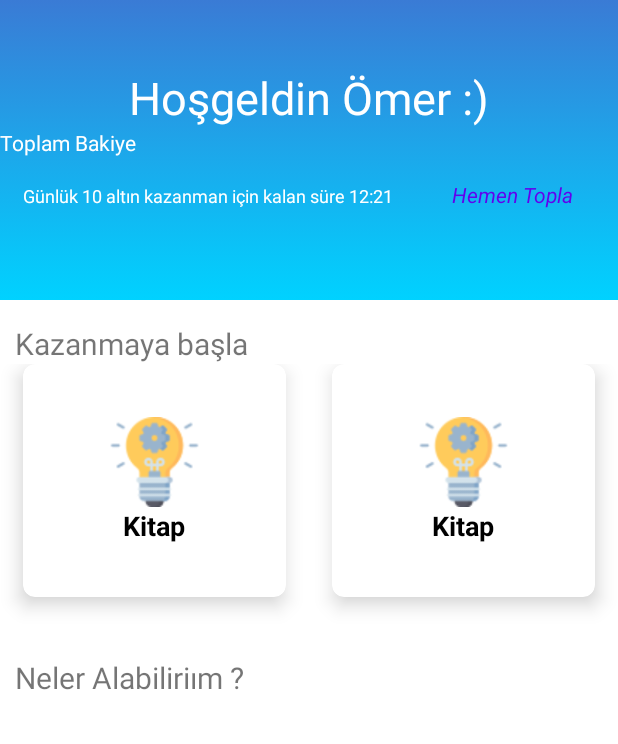
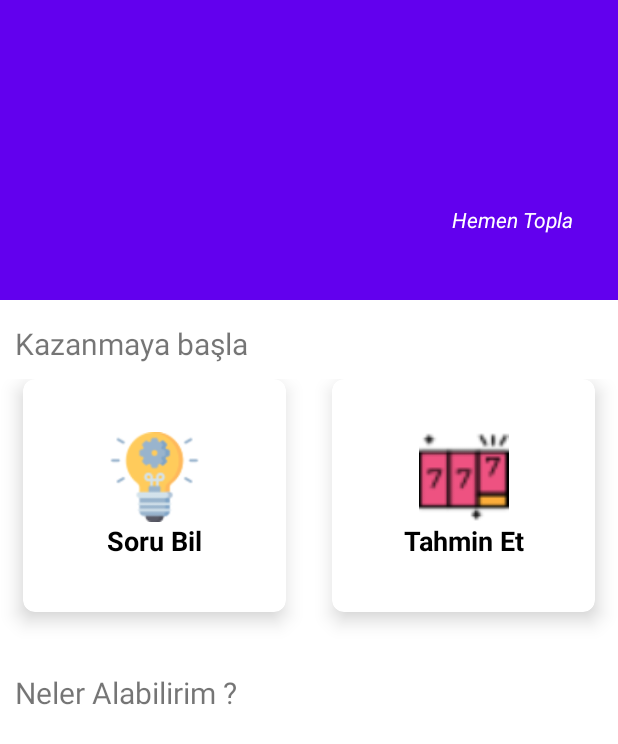
Before and after one commit to omerates760/appcentMyChallange, an Android app: the layout fragment_home.xml on its own in the app's theme, with its tools: preview values and no code run, on a phone screen of 412 x 824 dp. Shown: the top 744 px of the screen. Run offline under Robolectric (Android 15) with nearby library versions, the light colour scheme and no system bars.

Commit message:
quiz limit added.Code Refactoring.

```diff
--- /dev/null
+++ b/app/src/main/res/drawable/ic_baseline_arrow_forward_ios_24.xml
@@ -0,0 +1,5 @@
+<vector android:alpha="0.83" android:height="24dp"
+    android:tint="#FFFFFF" android:viewportHeight="24"
+    android:viewportWidth="24" android:width="24dp" xmlns:android="http://schemas.android.com/apk/res/android">
+    <path android:fillColor="@android:color/white" android:pathData="M5.88,4.12L13.76,12l-7.88,7.88L8,22l10,-10L8,2z"/>
+</vector>
--- a/app/src/main/res/layout/earn_item_row.xml
+++ b/app/src/main/res/layout/earn_item_row.xml
@@ -1,7 +1,7 @@
 <?xml version="1.0" encoding="utf-8"?>
 <androidx.cardview.widget.CardView xmlns:android="http://schemas.android.com/apk/res/android"
     xmlns:app="http://schemas.android.com/apk/res-auto"
-    android:id="@+id/category_border"
+    android:id="@+id/categoryInfo"
     android:layout_width="wrap_content"
     android:layout_height="wrap_content"
     app:cardCornerRadius="8dp"
@@ -28,7 +28,7 @@
             android:id="@+id/category_title"
             android:layout_width="match_parent"
             android:layout_height="0dp"
-            android:text="Kitap"
+            android:text="Soru Bil"
             android:layout_weight="9"
             android:gravity="center"
             android:textColor="@android:color/black"
--- a/app/src/main/res/layout/fragment_home.xml
+++ b/app/src/main/res/layout/fragment_home.xml
@@ -10,28 +10,29 @@
         android:layout_width="match_parent"
         android:layout_height="200dp"
         android:layout_gravity="center_horizontal"
-        android:background="@drawable/bg_gradient"
+        android:background="@color/colorPrimary"
         android:gravity="center"
         android:orientation="vertical">
 
         <TextView
+            android:id="@+id/txt_name"
             android:layout_width="wrap_content"
             android:layout_height="wrap_content"
-            android:text="Hoşgeldin Ömer :)"
             android:textColor="#fff"
             android:textSize="30sp" />
 
         <LinearLayout
             android:layout_width="match_parent"
             android:layout_height="wrap_content"
+            android:padding="15dp"
             android:orientation="horizontal">
 
             <TextView
+                android:id="@+id/txtTotal"
                 android:layout_width="0dp"
                 android:layout_height="wrap_content"
                 android:layout_weight="1"
-                android:text="Toplam Bakiye"
-
+                android:textSize="15sp"
                 android:textColor="#fff" />
         </LinearLayout>
 
@@ -43,19 +44,20 @@
             android:weightSum="4">
 
             <TextView
+                android:id="@+id/txtDiary"
                 android:layout_width="0dp"
                 android:layout_height="wrap_content"
                 android:layout_weight="3"
-                android:text="Günlük 10 altın kazanman için kalan süre 12:21"
                 android:textColor="#fff"
-                android:textSize="12sp" />
+                android:textSize="15sp" />
 
             <TextView
+                android:id="@+id/txtBuyNow"
                 android:layout_width="0dp"
                 android:layout_height="wrap_content"
                 android:layout_weight="1"
                 android:text="Hemen Topla"
-                android:textColor="@color/colorPrimary"
+                android:textColor="@color/colorWhite"
                 android:textSize="14sp"
                 android:textStyle="italic" />
         </LinearLayout>
@@ -67,6 +69,7 @@
         android:layout_height="wrap_content"
         android:paddingStart="10dp"
         android:paddingTop="15dp"
+        android:paddingBottom="10dp"
         android:text="Kazanmaya başla"
         android:textSize="20sp" />
 
@@ -89,13 +92,46 @@
                 android:layout_marginEnd="15dp"
                 android:layout_weight="1" />
 
-            <include
-                layout="@layout/earn_item_row"
+            <androidx.cardview.widget.CardView xmlns:app="http://schemas.android.com/apk/res-auto"
+                android:id="@+id/categoryLucky"
                 android:layout_width="0dp"
                 android:layout_height="wrap_content"
+                app:cardCornerRadius="8dp"
                 android:layout_marginStart="15dp"
                 android:layout_marginEnd="15dp"
-                android:layout_weight="1" />
+                android:layout_weight="1"
+                app:cardElevation="8dp">
+
+                <LinearLayout
+                    android:layout_width="match_parent"
+                    android:layout_height="match_parent"
+                    android:weightSum="10"
+                    android:layout_margin="20dp"
+                    android:paddingBottom="15dp"
+                    android:paddingTop="15dp"
+                    android:orientation="vertical">
+
+                    <ImageView
+                        android:layout_weight="1"
+                        android:layout_width="match_parent"
+                        android:layout_height="60dp"
+                        android:layout_gravity="center_horizontal"
+                        android:src="@drawable/lucky" />
+
+                    <TextView
+                        android:id="@+id/category_title"
+                        android:layout_width="match_parent"
+                        android:layout_height="0dp"
+                        android:text="Tahmin Et"
+                        android:layout_weight="9"
+                        android:gravity="center"
+                        android:textColor="@android:color/black"
+                        android:textSize="18sp"
+                        android:textStyle="bold" />
+
+                </LinearLayout>
+
+            </androidx.cardview.widget.CardView>
 
         </LinearLayout>
     </LinearLayout>
@@ -104,7 +140,7 @@
         android:layout_height="wrap_content"
         android:paddingStart="10dp"
         android:paddingTop="15dp"
-        android:text="Neler Alabiliriım ?"
+        android:text="Neler Alabilirim ?"
         android:textSize="20sp" />
     <androidx.recyclerview.widget.RecyclerView
         android:id="@+id/recyclerview_buy"
```
Also changed, not shown: app/src/main/java/com/monofire/appcentchallange/EarnFragment.kt (added, +166 -0 lines), app/src/main/java/com/monofire/appcentchallange/db/FbHelper.kt (added, +45 -0 lines), app/src/main/java/com/monofire/appcentchallange/db/ShareDb.kt (+35 -2 lines), app/src/main/java/com/monofire/appcentchallange/listener/QuestionListener.kt (added, +7 -0 lines), app/src/main/java/com/monofire/appcentchallange/model/Question.kt (added, +12 -0 lines), app/src/main/java/com/monofire/appcentchallange/ui/HomeFragment.kt (+6 -1 lines), app/src/main/java/com/monofire/appcentchallange/util/DateConvert.kt (added, +14 -0 lines), app/src/main/res/layout/fragment_earn.xml (added, +130 -0 lines), app/src/main/res/navigation/nav_graph.xml (+8 -0 lines), app/src/main/res/drawable/lucky.png (added), app/src/main/res/drawable/start_screen_bg.png (added).
